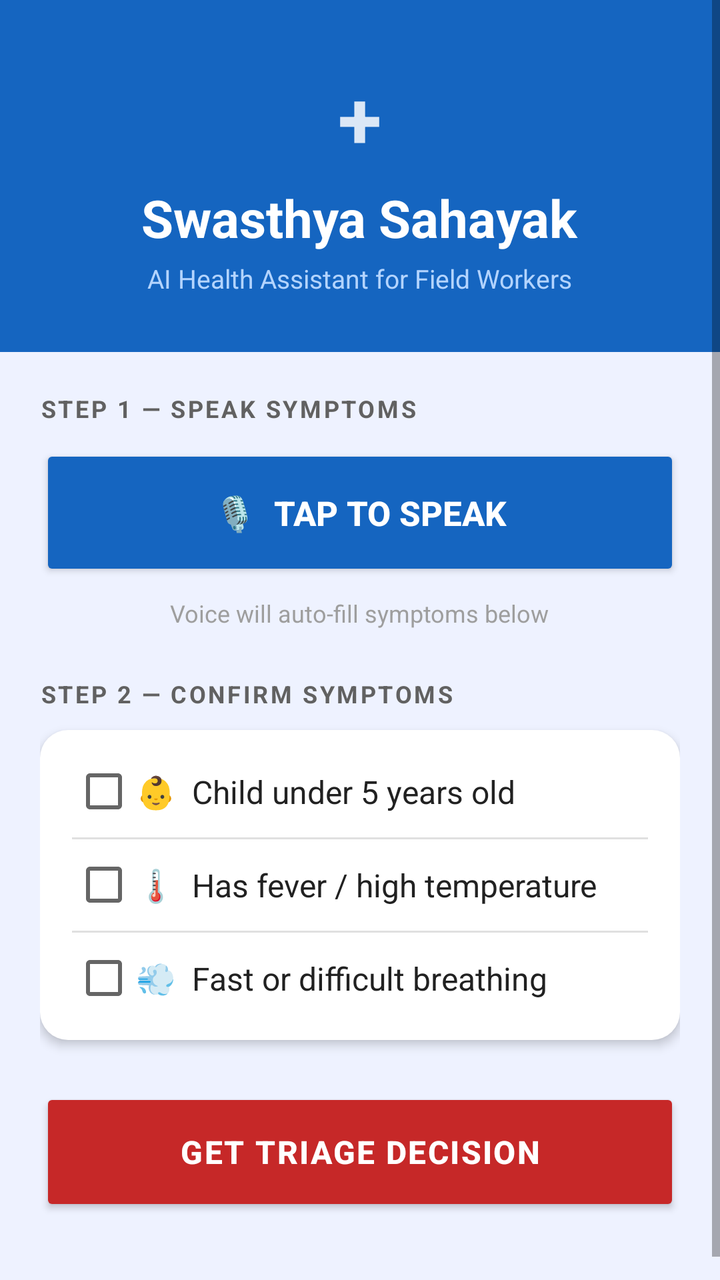
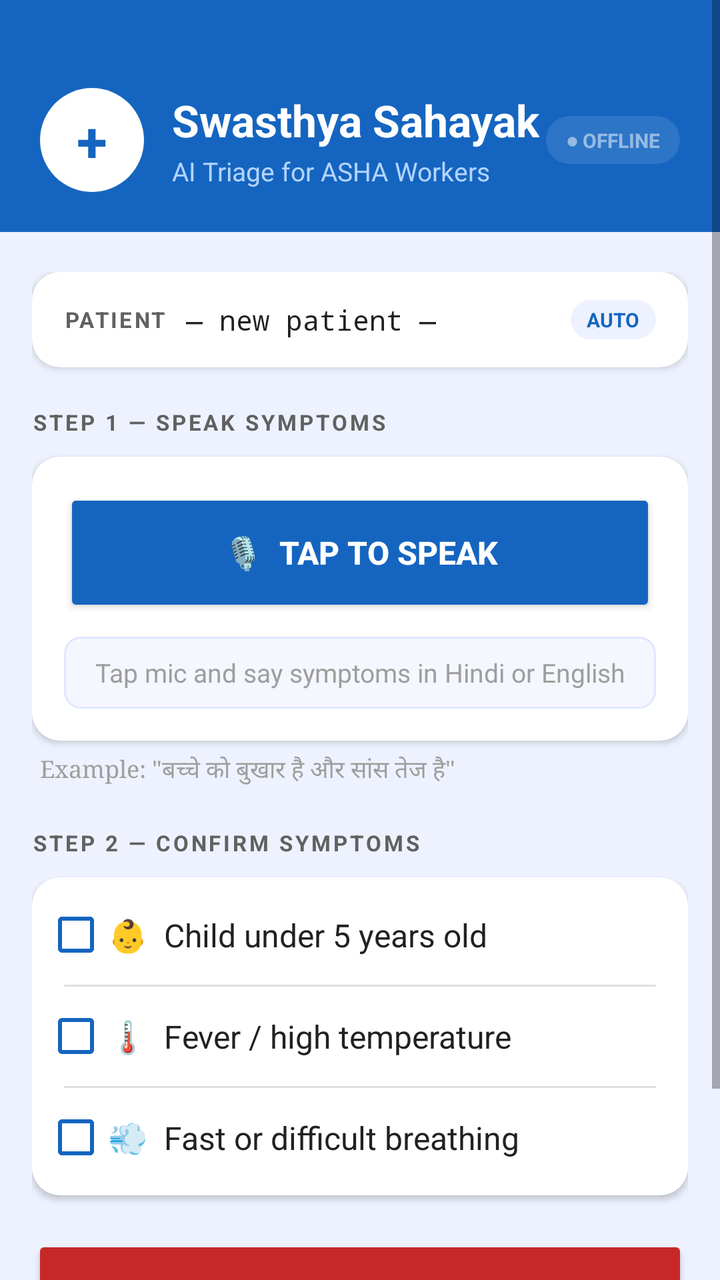

Two renders of the same Android screen: before a commit and after it. Below are the layout's source before the change and the commit's diff.
<!-- AndroidManifest.xml: application theme Theme.SwasthyaSahayak -->
<!-- res/layout/activity_main.xml -->
<?xml version="1.0" encoding="utf-8"?>
<ScrollView xmlns:android="http://schemas.android.com/apk/res/android"
    android:layout_width="match_parent"
    android:layout_height="match_parent"
    android:background="@color/colorBackground"
    android:fillViewport="true">

    <LinearLayout
        android:layout_width="match_parent"
        android:layout_height="wrap_content"
        android:orientation="vertical">

        
        <LinearLayout
            android:layout_width="match_parent"
            android:layout_height="wrap_content"
            android:background="@color/colorPrimary"
            android:gravity="center"
            android:orientation="vertical"
            android:paddingTop="32dp"
            android:paddingBottom="28dp"
            android:paddingStart="20dp"
            android:paddingEnd="20dp">

            <TextView
                android:layout_width="wrap_content"
                android:layout_height="wrap_content"
                android:text="+"
                android:textColor="@color/colorWhite"
                android:textSize="40sp"
                android:textStyle="bold"
                android:alpha="0.85"/>

            <TextView
                android:layout_width="wrap_content"
                android:layout_height="wrap_content"
                android:layout_marginTop="6dp"
                android:text="Swasthya Sahayak"
                android:textColor="@color/colorWhite"
                android:textSize="26sp"
                android:textStyle="bold"/>

            <TextView
                android:layout_width="wrap_content"
                android:layout_height="wrap_content"
                android:layout_marginTop="4dp"
                android:text="AI Health Assistant for Field Workers"
                android:textColor="#B3D4FF"
                android:textSize="13sp"/>

        </LinearLayout>

        
        <LinearLayout
            android:layout_width="match_parent"
            android:layout_height="wrap_content"
            android:orientation="vertical"
            android:padding="20dp">

            
            <TextView
                android:layout_width="wrap_content"
                android:layout_height="wrap_content"
                android:layout_marginBottom="10dp"
                android:text="STEP 1 — SPEAK SYMPTOMS"
                android:textColor="@color/colorTextSecondary"
                android:textSize="12sp"
                android:textStyle="bold"
                android:letterSpacing="0.1"/>

            <Button
                android:id="@+id/btnVoice"
                android:layout_width="match_parent"
                android:layout_height="68dp"
                android:layout_marginBottom="8dp"
                android:backgroundTint="@color/colorPrimary"
                android:text="🎙  TAP TO SPEAK"
                android:textColor="@color/colorWhite"
                android:textSize="17sp"
                android:textStyle="bold"/>

            <TextView
                android:layout_width="wrap_content"
                android:layout_height="wrap_content"
                android:layout_marginBottom="24dp"
                android:text="Voice will auto-fill symptoms below"
                android:textColor="@color/colorTextHint"
                android:textSize="12sp"
                android:gravity="center"
                android:layout_gravity="center_horizontal"/>

            
            <TextView
                android:layout_width="wrap_content"
                android:layout_height="wrap_content"
                android:layout_marginBottom="10dp"
                android:text="STEP 2 — CONFIRM SYMPTOMS"
                android:textColor="@color/colorTextSecondary"
                android:textSize="12sp"
                android:textStyle="bold"
                android:letterSpacing="0.1"/>

            
            <LinearLayout
                android:layout_width="match_parent"
                android:layout_height="wrap_content"
                android:layout_marginBottom="24dp"
                android:background="@drawable/bg_card"
                android:elevation="3dp"
                android:orientation="vertical"
                android:paddingStart="16dp"
                android:paddingEnd="16dp"
                android:paddingTop="8dp"
                android:paddingBottom="8dp">

                <CheckBox
                    android:id="@+id/cbAgeUnder5"
                    android:layout_width="match_parent"
                    android:layout_height="wrap_content"
                    android:paddingTop="12dp"
                    android:paddingBottom="12dp"
                    android:text="👶  Child under 5 years old"
                    android:textColor="@color/colorTextPrimary"
                    android:textSize="16sp"/>

                <View
                    android:layout_width="match_parent"
                    android:layout_height="1dp"
                    android:background="@color/colorDivider"/>

                <CheckBox
                    android:id="@+id/cbFever"
                    android:layout_width="match_parent"
                    android:layout_height="wrap_content"
                    android:paddingTop="12dp"
                    android:paddingBottom="12dp"
                    android:text="🌡️  Has fever / high temperature"
                    android:textColor="@color/colorTextPrimary"
                    android:textSize="16sp"/>

                <View
                    android:layout_width="match_parent"
                    android:layout_height="1dp"
                    android:background="@color/colorDivider"/>

                <CheckBox
                    android:id="@+id/cbFastBreathing"
                    android:layout_width="match_parent"
                    android:layout_height="wrap_content"
                    android:paddingTop="12dp"
                    android:paddingBottom="12dp"
                    android:text="💨  Fast or difficult breathing"
                    android:textColor="@color/colorTextPrimary"
                    android:textSize="16sp"/>

            </LinearLayout>

            
            <Button
                android:id="@+id/btnEvaluate"
                android:layout_width="match_parent"
                android:layout_height="64dp"
                android:layout_marginBottom="24dp"
                android:backgroundTint="#C62828"
                android:text="GET TRIAGE DECISION"
                android:textColor="@color/colorWhite"
                android:textSize="16sp"
                android:textStyle="bold"
                android:letterSpacing="0.05"/>

            
            <LinearLayout
                android:id="@+id/cardResult"
                android:layout_width="match_parent"
                android:layout_height="wrap_content"
                android:layout_marginBottom="16dp"
                android:background="@drawable/bg_card"
                android:elevation="4dp"
                android:orientation="vertical"
                android:padding="20dp"
                android:visibility="gone">

                <TextView
                    android:layout_width="wrap_content"
                    android:layout_height="wrap_content"
                    android:layout_marginBottom="6dp"
                    android:text="TRIAGE RESULT"
                    android:textColor="@color/colorWhite"
                    android:textSize="11sp"
                    android:textStyle="bold"
                    android:letterSpacing="0.15"/>

                <TextView
                    android:id="@+id/tvTriageLevel"
                    android:layout_width="wrap_content"
                    android:layout_height="wrap_content"
                    android:layout_marginBottom="10dp"
                    android:textColor="@color/colorWhite"
                    android:textSize="26sp"
                    android:textStyle="bold"/>

                <View
                    android:layout_width="match_parent"
                    android:layout_height="1dp"
                    android:background="#33FFFFFF"
                    android:layout_marginBottom="10dp"/>

                <TextView
                    android:id="@+id/tvResult"
                    android:layout_width="match_parent"
                    android:layout_height="wrap_content"
                    android:alpha="0.92"
                    android:textColor="@color/colorWhite"
                    android:textSize="15sp"
                    android:lineSpacingExtra="4dp"/>

            </LinearLayout>

            
            <Button
                android:id="@+id/btnNewPatient"
                android:layout_width="match_parent"
                android:layout_height="52dp"
                android:layout_marginBottom="32dp"
                android:backgroundTint="@color/colorSurface"
                android:text="NEW PATIENT / CLEAR"
                android:textColor="@color/colorPrimary"
                android:textSize="14sp"
                android:textStyle="bold"
                android:visibility="gone"/>

        </LinearLayout>

    </LinearLayout>

</ScrollView>
<!-- resources referenced by this layout -->
<resources>
  <color name="colorBackground">#EEF2FF</color>
  <color name="colorDivider">#E0E0E0</color>
  <color name="colorPrimary">#1565C0</color>
  <color name="colorSurface">#FFFFFF</color>
  <color name="colorTextHint">#9E9E9E</color>
  <color name="colorTextPrimary">#212121</color>
  <color name="colorTextSecondary">#616161</color>
  <color name="colorWhite">#FFFFFF</color>
  <!-- drawable bg_card (drawable) -->
  <?xml version="1.0" encoding="utf-8"?>
  <shape xmlns:android="http://schemas.android.com/apk/res/android"
      android:shape="rectangle">
      <solid android:color="@color/colorSurface"/>
      <corners android:radius="14dp"/>
  </shape>
  <style name="Theme.SwasthyaSahayak" parent="Theme.AppCompat.Light.NoActionBar">
          <item name="colorPrimary">@color/colorPrimary</item>
          <item name="colorPrimaryDark">@color/colorPrimaryDark</item>
          <item name="colorAccent">@color/colorAccent</item>
          <item name="android:windowBackground">@color/colorBackground</item>
      </style>
  <color name="colorPrimaryDark">#0D47A1</color>
  <color name="colorAccent">#1976D2</color>
</resources>

<!-- the commit's change to res/layout/activity_main.xml (unified diff, before → after) -->
@@ -15,39 +15,67 @@
             android:layout_width="match_parent"
             android:layout_height="wrap_content"
             android:background="@color/colorPrimary"
-            android:gravity="center"
-            android:orientation="vertical"
-            android:paddingTop="32dp"
-            android:paddingBottom="28dp"
+            android:orientation="horizontal"
             android:paddingStart="20dp"
-            android:paddingEnd="20dp">
-
-            <TextView
+            android:paddingEnd="20dp"
+            android:paddingTop="44dp"
+            android:paddingBottom="20dp"
+            android:gravity="center_vertical">
+
+            
+            <LinearLayout
+                android:layout_width="52dp"
+                android:layout_height="52dp"
+                android:background="@drawable/bg_logo_circle"
+                android:gravity="center"
+                android:orientation="vertical">
+                <TextView
+                    android:layout_width="wrap_content"
+                    android:layout_height="wrap_content"
+                    android:text="+"
+                    android:textColor="@color/colorPrimary"
+                    android:textSize="28sp"
+                    android:textStyle="bold"/>
+            </LinearLayout>
+
+            <LinearLayout
+                android:layout_width="0dp"
+                android:layout_height="wrap_content"
+                android:layout_weight="1"
+                android:layout_marginStart="14dp"
+                android:orientation="vertical">
+
+                <TextView
+                    android:layout_width="wrap_content"
+                    android:layout_height="wrap_content"
+                    android:text="Swasthya Sahayak"
+                    android:textColor="@color/colorWhite"
+                    android:textSize="22sp"
+                    android:textStyle="bold"/>
+
+                <TextView
+                    android:layout_width="wrap_content"
+                    android:layout_height="wrap_content"
+                    android:layout_marginTop="2dp"
+                    android:text="AI Triage for ASHA Workers"
+                    android:textColor="#B3D4FF"
+                    android:textSize="13sp"/>
+            </LinearLayout>
+
+            
+            <TextView
+                android:id="@+id/tvSyncStatus"
                 android:layout_width="wrap_content"
                 android:layout_height="wrap_content"
-                android:text="+"
-                android:textColor="@color/colorWhite"
-                android:textSize="40sp"
-                android:textStyle="bold"
-                android:alpha="0.85"/>
-
-            <TextView
-                android:layout_width="wrap_content"
-                android:layout_height="wrap_content"
-                android:layout_marginTop="6dp"
-                android:text="Swasthya Sahayak"
-                android:textColor="@color/colorWhite"
-                android:textSize="26sp"
+                android:background="@drawable/bg_sync_badge"
+                android:paddingStart="10dp"
+                android:paddingEnd="10dp"
+                android:paddingTop="5dp"
+                android:paddingBottom="5dp"
+                android:text="● OFFLINE"
+                android:textColor="#80FFFFFF"
+                android:textSize="10sp"
                 android:textStyle="bold"/>
-
-            <TextView
-                android:layout_width="wrap_content"
-                android:layout_height="wrap_content"
-                android:layout_marginTop="4dp"
-                android:text="AI Health Assistant for Field Workers"
-                android:textColor="#B3D4FF"
-                android:textSize="13sp"/>
-
         </LinearLayout>
 
         
@@ -55,7 +83,58 @@
             android:layout_width="match_parent"
             android:layout_height="wrap_content"
             android:orientation="vertical"
-            android:padding="20dp">
+            android:paddingStart="16dp"
+            android:paddingEnd="16dp"
+            android:paddingTop="20dp"
+            android:paddingBottom="32dp">
+
+            
+            <LinearLayout
+                android:layout_width="match_parent"
+                android:layout_height="wrap_content"
+                android:layout_marginBottom="20dp"
+                android:background="@drawable/bg_card"
+                android:elevation="2dp"
+                android:orientation="horizontal"
+                android:paddingStart="16dp"
+                android:paddingEnd="16dp"
+                android:paddingTop="14dp"
+                android:paddingBottom="14dp"
+                android:gravity="center_vertical">
+
+                <TextView
+                    android:layout_width="wrap_content"
+                    android:layout_height="wrap_content"
+                    android:text="PATIENT"
+                    android:textColor="@color/colorTextSecondary"
+                    android:textSize="11sp"
+                    android:textStyle="bold"
+                    android:letterSpacing="0.1"/>
+
+                <TextView
+                    android:id="@+id/tvPatientId"
+                    android:layout_width="0dp"
+                    android:layout_height="wrap_content"
+                    android:layout_weight="1"
+                    android:layout_marginStart="10dp"
+                    android:text="— new patient —"
+                    android:textColor="@color/colorTextPrimary"
+                    android:textSize="14sp"
+                    android:fontFamily="monospace"/>
+
+                <TextView
+                    android:layout_width="wrap_content"
+                    android:layout_height="wrap_content"
+                    android:text="AUTO"
+                    android:textColor="@color/colorPrimary"
+                    android:textSize="10sp"
+                    android:textStyle="bold"
+                    android:background="@drawable/bg_chip_blue"
+                    android:paddingStart="8dp"
+                    android:paddingEnd="8dp"
+                    android:paddingTop="3dp"
+                    android:paddingBottom="3dp"/>
+            </LinearLayout>
 
             
             <TextView
@@ -64,30 +143,52 @@
                 android:layout_marginBottom="10dp"
                 android:text="STEP 1 — SPEAK SYMPTOMS"
                 android:textColor="@color/colorTextSecondary"
-                android:textSize="12sp"
+                android:textSize="11sp"
                 android:textStyle="bold"
-                android:letterSpacing="0.1"/>
-
-            <Button
-                android:id="@+id/btnVoice"
-                android:layout_width="match_parent"
-                android:layout_height="68dp"
-                android:layout_marginBottom="8dp"
-                android:backgroundTint="@color/colorPrimary"
-                android:text="🎙  TAP TO SPEAK"
-                android:textColor="@color/colorWhite"
-                android:textSize="17sp"
-                android:textStyle="bold"/>
+                android:letterSpacing="0.12"/>
+
+            <LinearLayout
+                android:layout_width="match_parent"
+                android:layout_height="wrap_content"
+                android:layout_marginBottom="6dp"
+                android:background="@drawable/bg_card"
+                android:elevation="2dp"
+                android:orientation="vertical"
+                android:padding="16dp">
+
+                <Button
+                    android:id="@+id/btnVoice"
+                    android:layout_width="match_parent"
+                    android:layout_height="64dp"
+                    android:backgroundTint="@color/colorPrimary"
+                    android:text="🎙  TAP TO SPEAK"
+                    android:textColor="@color/colorWhite"
+                    android:textSize="16sp"
+                    android:textStyle="bold"/>
+
+                <TextView
+                    android:id="@+id/tvVoiceStatus"
+                    android:layout_width="match_parent"
+                    android:layout_height="wrap_content"
+                    android:layout_marginTop="10dp"
+                    android:minHeight="36dp"
+                    android:text="Tap mic and say symptoms in Hindi or English"
+                    android:textColor="@color/colorTextHint"
+                    android:textSize="13sp"
+                    android:gravity="center"
+                    android:padding="8dp"
+                    android:background="@drawable/bg_voice_hint"/>
+            </LinearLayout>
 
             <TextView
                 android:layout_width="wrap_content"
                 android:layout_height="wrap_content"
-                android:layout_marginBottom="24dp"
-                android:text="Voice will auto-fill symptoms below"
+                android:layout_marginBottom="20dp"
+                android:layout_marginStart="4dp"
+                android:text="Example: &quot;बच्चे को बुखार है और सांस तेज है&quot;"
                 android:textColor="@color/colorTextHint"
                 android:textSize="12sp"
-                android:gravity="center"
-                android:layout_gravity="center_horizontal"/>
+                android:fontFamily="serif"/>
 
             
             <TextView
@@ -96,62 +197,66 @@
                 android:layout_marginBottom="10dp"
                 android:text="STEP 2 — CONFIRM SYMPTOMS"
                 android:textColor="@color/colorTextSecondary"
-                android:textSize="12sp"
+                android:textSize="11sp"
                 android:textStyle="bold"
-                android:letterSpacing="0.1"/>
-
-            
-            <LinearLayout
-                android:layout_width="match_parent"
-                android:layout_height="wrap_content"
-                android:layout_marginBottom="24dp"
+                android:letterSpacing="0.12"/>
+
+            <LinearLayout
+                android:layout_width="match_parent"
+                android:layout_height="wrap_content"
+                android:layout_marginBottom="20dp"
                 android:background="@drawable/bg_card"
-                android:elevation="3dp"
+                android:elevation="2dp"
                 android:orientation="vertical"
-                android:paddingStart="16dp"
+                android:paddingStart="6dp"
                 android:paddingEnd="16dp"
-                android:paddingTop="8dp"
-                android:paddingBottom="8dp">
+                android:paddingTop="4dp"
+                android:paddingBottom="4dp">
 
                 <CheckBox
                     android:id="@+id/cbAgeUnder5"
                     android:layout_width="match_parent"
                     android:layout_height="wrap_content"
-                    android:paddingTop="12dp"
-                    android:paddingBottom="12dp"
+                    android:paddingTop="14dp"
+                    android:paddingBottom="14dp"
                     android:text="👶  Child under 5 years old"
                     android:textColor="@color/colorTextPrimary"
-                    android:textSize="16sp"/>
+                    android:textSize="16sp"
+                    android:buttonTint="@color/colorPrimary"/>
 
                 <View
                     android:layout_width="match_parent"
                     android:layout_height="1dp"
-                    android:background="@color/colorDivider"/>
+                    android:background="@color/colorDivider"
+                    android:layout_marginStart="10dp"/>
 
                 <CheckBox
                     android:id="@+id/cbFever"
                     android:layout_width="match_parent"
                     android:layout_height="wrap_content"
-                    android:paddingTop="12dp"
-                    android:paddingBottom="12dp"
-                    android:text="🌡️  Has fever / high temperature"
+                    android:paddingTop="14dp"
+                    android:paddingBottom="14dp"
+                    android:text="🌡️  Fever / high temperature"
                     android:textColor="@color/colorTextPrimary"
-                    android:textSize="16sp"/>
+                    android:textSize="16sp"
+                    android:buttonTint="@color/colorPrimary"/>
 
                 <View
                     android:layout_width="match_parent"
                     android:layout_height="1dp"
-                    android:background="@color/colorDivider"/>
+                    android:background="@color/colorDivider"
+                    android:layout_marginStart="10dp"/>
 
                 <CheckBox
                     android:id="@+id/cbFastBreathing"
                     android:layout_width="match_parent"
                     android:layout_height="wrap_content"
-                    android:paddingTop="12dp"
-                    android:paddingBottom="12dp"
+                    android:paddingTop="14dp"
+                    android:paddingBottom="14dp"
                     android:text="💨  Fast or difficult breathing"
                     android:textColor="@color/colorTextPrimary"
-                    android:textSize="16sp"/>
+                    android:textSize="16sp"
+                    android:buttonTint="@color/colorPrimary"/>
 
             </LinearLayout>
 
@@ -159,14 +264,14 @@
             <Button
                 android:id="@+id/btnEvaluate"
                 android:layout_width="match_parent"
-                android:layout_height="64dp"
-                android:layout_marginBottom="24dp"
-                android:backgroundTint="#C62828"
-                android:text="GET TRIAGE DECISION"
+                android:layout_height="60dp"
+                android:layout_marginBottom="20dp"
+                android:backgroundTint="@color/colorUrgent"
+                android:text="▶  GET TRIAGE DECISION"
                 android:textColor="@color/colorWhite"
                 android:textSize="16sp"
                 android:textStyle="bold"
-                android:letterSpacing="0.05"/>
+                android:letterSpacing="0.04"/>
 
             
             <LinearLayout
@@ -175,45 +280,81 @@
                 android:layout_height="wrap_content"
                 android:layout_marginBottom="16dp"
                 android:background="@drawable/bg_card"
-                android:elevation="4dp"
+                android:elevation="6dp"
                 android:orientation="vertical"
-                android:padding="20dp"
                 android:visibility="gone">
 
-                <TextView
-                    android:layout_width="wrap_content"
-                    android:layout_height="wrap_content"
-                    android:layout_marginBottom="6dp"
-                    android:text="TRIAGE RESULT"
-                    android:textColor="@color/colorWhite"
-                    android:textSize="11sp"
-                    android:textStyle="bold"
-                    android:letterSpacing="0.15"/>
-
-                <TextView
-                    android:id="@+id/tvTriageLevel"
-                    android:layout_width="wrap_content"
-                    android:layout_height="wrap_content"
-                    android:layout_marginBottom="10dp"
-                    android:textColor="@color/colorWhite"
-                    android:textSize="26sp"
-                    android:textStyle="bold"/>
-
-                <View
-                    android:layout_width="match_parent"
-                    android:layout_height="1dp"
-                    android:background="#33FFFFFF"
-                    android:layout_marginBottom="10dp"/>
-
-                <TextView
-                    android:id="@+id/tvResult"
-                    android:layout_width="match_parent"
-                    android:layout_height="wrap_content"
-                    android:alpha="0.92"
-                    android:textColor="@color/colorWhite"
-                    android:textSize="15sp"
-                    android:lineSpacingExtra="4dp"/>
-
+                
+                <LinearLayout
+                    android:id="@+id/resultHeader"
+                    android:layout_width="match_parent"
+                    android:layout_height="wrap_content"
+                    android:orientation="horizontal"
+                    android:paddingStart="20dp"
+                    android:paddingEnd="20dp"
+                    android:paddingTop="18dp"
+                    android:paddingBottom="18dp"
+                    android:gravity="center_vertical">
+
+                    <TextView
+                        android:id="@+id/tvTriageLevel"
+                        android:layout_width="0dp"
+                        android:layout_height="wrap_content"
+                        android:layout_weight="1"
+                        android:textColor="@color/colorWhite"
+                        android:textSize="20sp"
+                        android:textStyle="bold"/>
+
+                    <TextView
+                        android:layout_width="wrap_content"
+                        android:layout_height="wrap_content"
+                        android:text="TRIAGE"
+                        android:textColor="#BBFFFFFF"
+                        android:textSize="10sp"
+                        android:textStyle="bold"
+                        android:letterSpacing="0.15"/>
+                </LinearLayout>
+
+                
+                <LinearLayout
+                    android:layout_width="match_parent"
+                    android:layout_height="wrap_content"
+                    android:orientation="vertical"
+                    android:background="@color/colorSurface"
+                    android:paddingStart="20dp"
+                    android:paddingEnd="20dp"
+                    android:paddingTop="16dp"
+                    android:paddingBottom="20dp">
+
+                    <TextView
+                        android:id="@+id/tvResult"
+                        android:layout_width="match_parent"
+                        android:layout_height="wrap_content"
+                        android:textColor="@color/colorTextPrimary"
+                        android:textSize="15sp"
+                        android:lineSpacingExtra="5dp"/>
+
+                    <View
+                        android:layout_width="match_parent"
+                        android:layout_height="1dp"
+                        android:background="@color/colorDivider"
+                        android:layout_marginTop="14dp"
+                        android:layout_marginBottom="12dp"/>
+
+                    <LinearLayout
+                        android:layout_width="match_parent"
+                        android:layout_height="wrap_content"
+                        android:orientation="horizontal"
+                        android:gravity="center_vertical">
+
+                        <TextView
+                            android:layout_width="wrap_content"
+                            android:layout_height="wrap_content"
+                            android:text="📡  Syncing to cloud automatically"
+                            android:textColor="@color/colorTextHint"
+                            android:textSize="12sp"/>
+                    </LinearLayout>
+                </LinearLayout>
             </LinearLayout>
 
             
@@ -221,16 +362,24 @@
                 android:id="@+id/btnNewPatient"
                 android:layout_width="match_parent"
                 android:layout_height="52dp"
-                android:layout_marginBottom="32dp"
+                android:layout_marginBottom="12dp"
                 android:backgroundTint="@color/colorSurface"
-                android:text="NEW PATIENT / CLEAR"
+                android:text="+ NEW PATIENT"
                 android:textColor="@color/colorPrimary"
-                android:textSize="14sp"
+                android:textSize="15sp"
                 android:textStyle="bold"
                 android:visibility="gone"/>
 
+            
+            <TextView
+                android:layout_width="match_parent"
+                android:layout_height="wrap_content"
+                android:layout_marginTop="8dp"
+                android:text="Triage decisions run offline · Data syncs when connected"
+                android:textColor="@color/colorTextHint"
+                android:textSize="11sp"
+                android:gravity="center"/>
+
         </LinearLayout>
-
     </LinearLayout>
-
 </ScrollView>
<!-- resource entries referenced after the edit -->
@@ -7,6 +7,7 @@
   <color name="colorTextHint">#9E9E9E</color>
   <color name="colorTextPrimary">#212121</color>
   <color name="colorTextSecondary">#616161</color>
+  <color name="colorUrgent">#C62828</color>
   <color name="colorWhite">#FFFFFF</color>
   <!-- drawable bg_card (drawable) -->
   <?xml version="1.0" encoding="utf-8"?>
@@ -14,6 +15,35 @@
       android:shape="rectangle">
       <solid android:color="@color/colorSurface"/>
       <corners android:radius="14dp"/>
+  </shape>
+  <!-- drawable bg_chip_blue (drawable) -->
+  <?xml version="1.0" encoding="utf-8"?>
+  <shape xmlns:android="http://schemas.android.com/apk/res/android"
+      android:shape="rectangle">
+      <solid android:color="#EEF2FF"/>
+      <corners android:radius="12dp"/>
+  </shape>
+  <!-- drawable bg_logo_circle (drawable) -->
+  <?xml version="1.0" encoding="utf-8"?>
+  <shape xmlns:android="http://schemas.android.com/apk/res/android"
+      android:shape="oval">
+      <solid android:color="#FFFFFF"/>
+      <size android:width="52dp" android:height="52dp"/>
+  </shape>
+  <!-- drawable bg_sync_badge (drawable) -->
+  <?xml version="1.0" encoding="utf-8"?>
+  <shape xmlns:android="http://schemas.android.com/apk/res/android"
+      android:shape="rectangle">
+      <solid android:color="#1AFFFFFF"/>
+      <corners android:radius="20dp"/>
+  </shape>
+  <!-- drawable bg_voice_hint (drawable) -->
+  <?xml version="1.0" encoding="utf-8"?>
+  <shape xmlns:android="http://schemas.android.com/apk/res/android"
+      android:shape="rectangle">
+      <solid android:color="#F5F7FF"/>
+      <corners android:radius="8dp"/>
+      <stroke android:width="1dp" android:color="#E0E7FF"/>
   </shape>
   <style name="Theme.SwasthyaSahayak" parent="Theme.AppCompat.Light.NoActionBar">
           <item name="colorPrimary">@color/colorPrimary</item>
